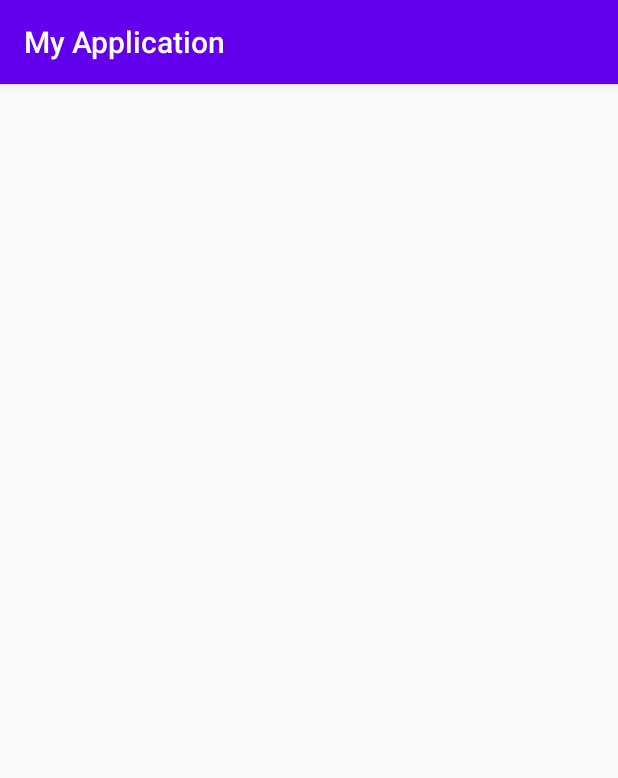
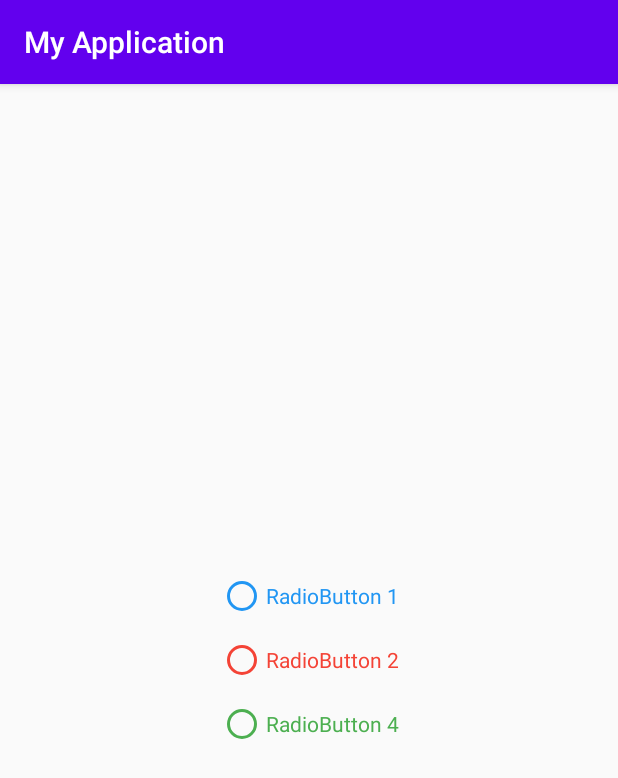
Before and after one commit to alirezabashi98/Overview-of-previous-codes, an Android app: the testRadioButton screen opened directly, with no data from a screen before it, on a phone screen of 412 x 824 dp. Shown: the top 778 px of the screen. Run offline under Robolectric (Android 15) with nearby library versions, the phone set to English and light mode, and no system bars.

Commit message:
edit activity_test_edittext + radiobutton + checkbox

```diff
--- a/app/src/main/AndroidManifest.xml
+++ b/app/src/main/AndroidManifest.xml
@@ -9,7 +9,8 @@
         android:roundIcon="@mipmap/ic_launcher_round"
         android:supportsRtl="true"
         android:theme="@style/AppTheme">
-        <activity android:name=".testRadioButton"></activity>
+        <activity android:name=".testCheckBox"></activity>
+        <activity android:name=".testRadioButton" />
         <activity android:name=".TestEditText" />
         <activity android:name=".List_code" />
         <activity
--- a/app/src/main/java/com/example/myapplication/Adapter/adapter_list_code.kt
+++ b/app/src/main/java/com/example/myapplication/Adapter/adapter_list_code.kt
@@ -10,6 +10,7 @@ import androidx.recyclerview.widget.RecyclerView
 import com.example.myapplication.DataClass.recyDataClass
 import com.example.myapplication.R
 import com.example.myapplication.TestEditText
+import com.example.myapplication.testRadioButton
 
 class adapter_list_code(private val data :List<recyDataClass>):RecyclerView.Adapter<adapter_list_code.recyViewHolder>(){
 
@@ -29,7 +30,7 @@ class adapter_list_code(private val data :List<recyDataClass>):RecyclerView.Adap
         holder.btn.setOnClickListener {
             when (position){
                 0 -> {holder.context.startActivity(Intent(holder.context,TestEditText::class.java))}
-                1 -> {}
+                1 -> {holder.context.startActivity(Intent(holder.context,testRadioButton::class.java))}
                 2 -> {}
                 3 -> {}
                 4 -> {}
--- a/app/src/main/res/layout/activity_test_radio_button.xml
+++ b/app/src/main/res/layout/activity_test_radio_button.xml
@@ -1,9 +1,49 @@
 <?xml version="1.0" encoding="utf-8"?>
-<androidx.constraintlayout.widget.ConstraintLayout xmlns:android="http://schemas.android.com/apk/res/android"
+<LinearLayout xmlns:android="http://schemas.android.com/apk/res/android"
     xmlns:app="http://schemas.android.com/apk/res-auto"
     xmlns:tools="http://schemas.android.com/tools"
     android:layout_width="match_parent"
     android:layout_height="match_parent"
-    tools:context=".testRadioButton">
+    tools:context=".testRadioButton"
+    android:layout_gravity="center"
+    android:gravity="center"
+    android:orientation="vertical">
 
-</androidx.constraintlayout.widget.ConstraintLayout>
+    <RadioGroup
+        android:layout_width="wrap_content"
+        android:layout_height="wrap_content"
+        android:orientation="vertical">
+
+        <RadioButton
+            android:id="@+id/RadioButton_1"
+            android:layout_width="wrap_content"
+            android:layout_height="wrap_content"
+            android:text="RadioButton 1"
+            android:textColor="#2196F3"
+            android:buttonTint="#2196F3"
+            app:buttonTint="#2196F3"
+            android:layout_margin="5dp"/>
+
+        <RadioButton
+            android:id="@+id/RadioButton_2"
+            android:layout_width="wrap_content"
+            android:layout_height="wrap_content"
+            android:text="RadioButton 2"
+            android:textColor="#F44336"
+            android:buttonTint="#F44336"
+            app:buttonTint="#F44336"
+            android:layout_margin="5dp"/>
+
+        <RadioButton
+            android:id="@+id/RadioButton_3"
+            android:layout_width="wrap_content"
+            android:layout_height="wrap_content"
+            android:text="RadioButton 4"
+            android:textColor="#4CAF50"
+            android:buttonTint="#4CAF50"
+            app:buttonTint="#4CAF50"
+            android:layout_margin="5dp"/>
+
+    </RadioGroup>
+
+</LinearLayout>
```
Also changed, not shown: app/src/main/java/com/example/myapplication/testCheckBox.kt (added, +11 -0 lines), app/src/main/res/layout/activity_test_check_box.xml (added, +42 -0 lines), app/src/main/res/layout/activity_test_edit_text.xml (+2 -35 lines).
